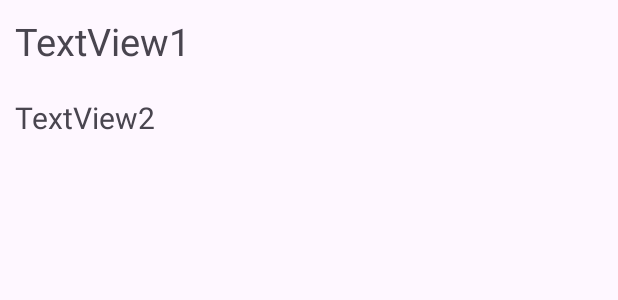
After one commit to CodeXstalker/RecyclerView, an Android app: the layout contact_layout.xml on its own in the app's theme, with its tools: preview values and no code run, on a phone screen of 412 x 824 dp. The commit adds this screen. Shown: the top 300 px of the screen. Run offline under Robolectric (Android 15) with nearby library versions, the phone set to English and light mode, and no system bars.

Commit message:
Added RecyclerView

```diff
--- a/app/src/main/AndroidManifest.xml
+++ b/app/src/main/AndroidManifest.xml
@@ -13,7 +13,7 @@
         android:theme="@style/Theme.RecyclerView"
         tools:targetApi="31">
         <activity
-            android:name=".MainActivity"
+            android:name=".activites.MainActivity"
             android:exported="true">
             <intent-filter>
                 <action android:name="android.intent.action.MAIN" />
--- /dev/null
+++ b/app/src/main/res/layout/contact_layout.xml
@@ -0,0 +1,24 @@
+<?xml version="1.0" encoding="utf-8"?>
+<LinearLayout xmlns:android="http://schemas.android.com/apk/res/android"
+    android:layout_width="match_parent"
+    android:layout_height="wrap_content"
+    android:orientation="vertical">
+
+    <TextView
+        android:id="@+id/TextView1"
+        android:layout_width="match_parent"
+        android:layout_height="wrap_content"
+        android:padding="10dp"
+        android:text="TextView1"
+        android:textSize="25sp" />
+
+    <TextView
+        android:id="@+id/TextView2"
+        android:layout_width="match_parent"
+        android:layout_height="wrap_content"
+        android:padding="10dp"
+        android:text="TextView2"
+        android:textSize="20sp" />
+
+
+</LinearLayout>
```
Also changed, not shown: app/src/main/java/com/example/recyclerview/MainActivity.kt (deleted, +0 -11 lines), app/src/main/java/com/example/recyclerview/activites/MainActivity.kt (added, +45 -0 lines), app/src/main/java/com/example/recyclerview/adapter/MyAdapter.kt (added, +35 -0 lines), app/src/main/res/layout/activity_main.xml (+4 -12 lines).
